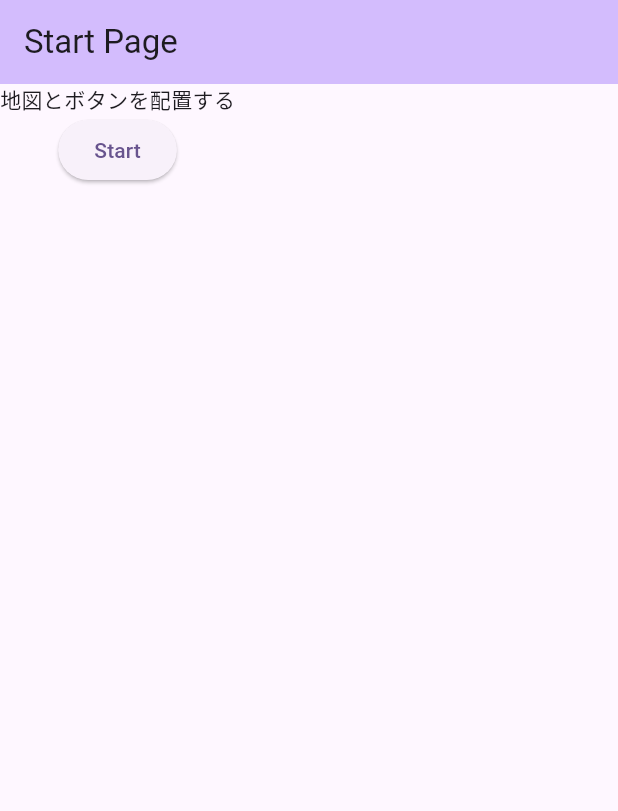
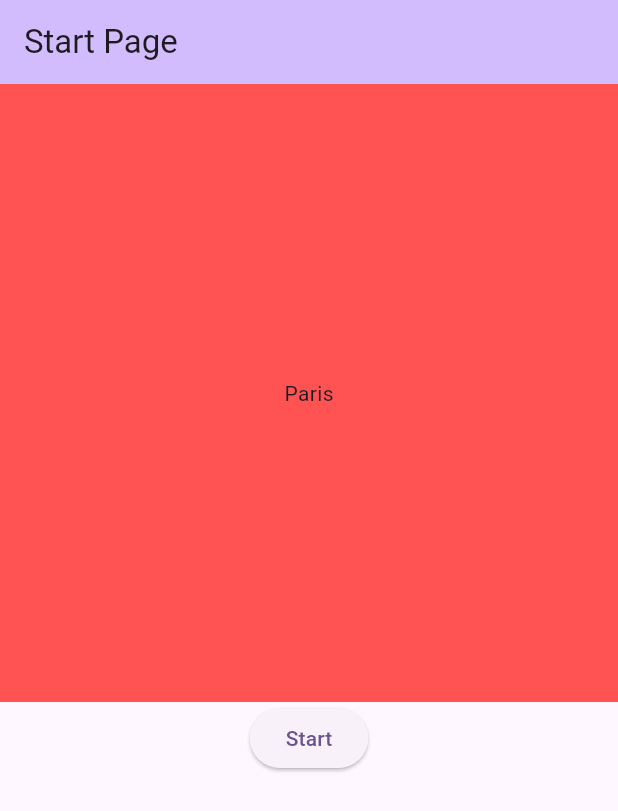
Before and after one commit to jack-app/tour_de_tasks, a Flutter app: the screen it shows after launch, on a phone screen of 412 x 824 dp. Shown: the top 811 px of the screen. Run offline on Flutter 3.47's test engine with Material 3 defaults, Android fonts, the light colour scheme and no system bars; our stand-ins replace shared_preferences, sqflite; accounts and stored records are empty.

Commit message:
CitySelectorとりあえず完成としてよかろう

```diff
--- a/lib/main.dart
+++ b/lib/main.dart
@@ -1,4 +1,5 @@
 import 'dart:async';
+import 'dart:ui';
 
 import 'package:flutter/material.dart';
 import 'start_page.dart';
@@ -33,6 +34,7 @@ class _MainAppState extends State<MainApp> {
   Widget build(BuildContext context) {
     return MaterialApp(
       title: 'tour_de_tasks',
+      scrollBehavior: const MyCustomScrollBehavior(),
       theme: ThemeData(
         // アプリのテーマ
         colorScheme: ColorScheme.fromSeed(seedColor: Colors.deepPurple),
@@ -55,11 +57,22 @@ class _MainAppState extends State<MainApp> {
             }
           } else {
             return const Center(
-                child: CircularProgressIndicator(),
-              );
+              child: CircularProgressIndicator(),
+            );
           }
         },
       ),
     );
   }
 }
+
+// マウス操作を有効化するためのカスタムBehavior
+class MyCustomScrollBehavior extends MaterialScrollBehavior {
+  const MyCustomScrollBehavior();
+
+  @override
+  Set<PointerDeviceKind> get dragDevices => {
+        PointerDeviceKind.touch,
+        PointerDeviceKind.mouse,
+      };
+}
--- a/lib/start_page.dart
+++ b/lib/start_page.dart
@@ -1,3 +1,4 @@
+import 'dart:math';
 import 'package:flutter/material.dart';
 import 'main_page.dart';
 import 'app_data.dart' as app;
@@ -13,11 +14,14 @@ class StartPage extends StatefulWidget {
 }
 
 class _StartPageState extends State<StartPage> {
+  late GlobalKey<_CitySelectorState> citySelectorKey;
+
   @override
   void initState() {
     super.initState();
     // アプリの中断時にこのページから起動するためにUserDataのpageを設定
     UserData().page = app.Page.start;
+    citySelectorKey = GlobalKey();
   }
 
   @override
@@ -49,6 +53,9 @@ class _StartPageState extends State<StartPage> {
       )
     );
   }
+
+  String get selectedCity =>
+      citySelectorKey.currentState?.selectedCity ?? app.cities.keys.first;
 }
 
 class CitySelector extends StatefulWidget {
@@ -57,9 +64,52 @@ class CitySelector extends StatefulWidget {
   @override
   State<CitySelector> createState() => _CitySelectorState();
 }
+
 class _CitySelectorState extends State<CitySelector> {
+  late PageController controller;
+  late Random randomProvider;
+
+  @override
+  void initState() {
+    super.initState();
+    controller = PageController();
+    randomProvider = Random();
+  }
+
+  String get selectedCity {
+    final cities = app.cities.keys.toList();
+    final index = controller.page?.round() ?? 0;
+    return cities[index];
+  }
+
+  int nProvidedColors = 0;
+  Color provideColor() {
+    var options = [
+      Colors.redAccent,
+      Colors.greenAccent,
+      Colors.blueAccent,
+      Colors.amber
+    ];
+    nProvidedColors++;
+    return options[(nProvidedColors - 1) % options.length];
+  }
+
   @override
   Widget build(BuildContext context) {
-    return const Text('地図とボタンを配置する');
+    return SizedBox(
+        width: MediaQuery.of(context).size.width,
+        height: MediaQuery.of(context).size.height / 2,
+        child: PageView(
+          controller: controller,
+          children: [
+            for (var cityName in app.cities.keys)
+              Container(
+                color: provideColor(),
+                child: Center(
+                  child: Text(cityName),
+                ),
+              ),
+          ],
+        ));
   }
 }
```
